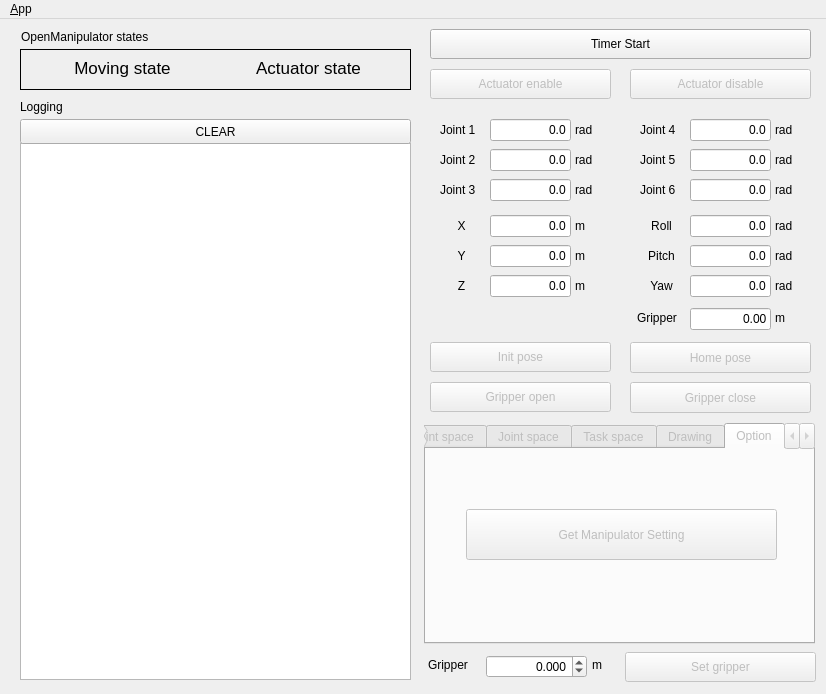
Above: open_manipulator_6dof_control_gui/ui/main_window.ui from zang09/open_manipulator_6dof_application before the change. Below: the same form after it.
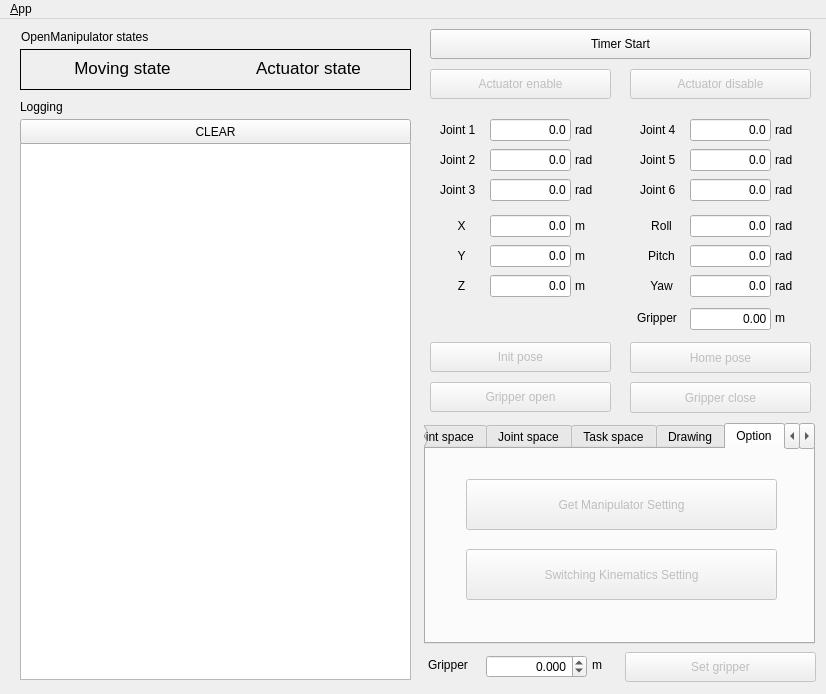
That is the form after the change. The open tabs and pages were chosen to show the change. Icons and pictures are not drawn.

The edit to the form file:
```diff
--- a/open_manipulator_6dof_control_gui/ui/main_window.ui
+++ b/open_manipulator_6dof_control_gui/ui/main_window.ui
@@ -495,7 +495,7 @@
    </widget>
    <widget class="QTabWidget" name="tabWidget">
     <property name="enabled">
-     <bool>false</bool>
+     <bool>true</bool>
     </property>
     <property name="geometry">
      <rect>
@@ -1824,7 +1824,7 @@
       <property name="geometry">
        <rect>
         <x>40</x>
-        <y>60</y>
+        <y>30</y>
         <width>311</width>
         <height>51</height>
        </rect>
@@ -1833,6 +1833,22 @@
        <string>Get Manipulator Setting</string>
       </property>
      </widget>
+     <widget class="QPushButton" name="btn_switching_kinematics_setting">
+      <property name="enabled">
+       <bool>false</bool>
+      </property>
+      <property name="geometry">
+       <rect>
+        <x>40</x>
+        <y>100</y>
+        <width>311</width>
+        <height>51</height>
+       </rect>
+      </property>
+      <property name="text">
+       <string>Switching Kinematics Setting</string>
+      </property>
+     </widget>
     </widget>
     <widget class="QWidget" name="tab_myMotion">
      <attribute name="title">
```
Left out of the diff: 2 changed lines with no effect on the pictures.
